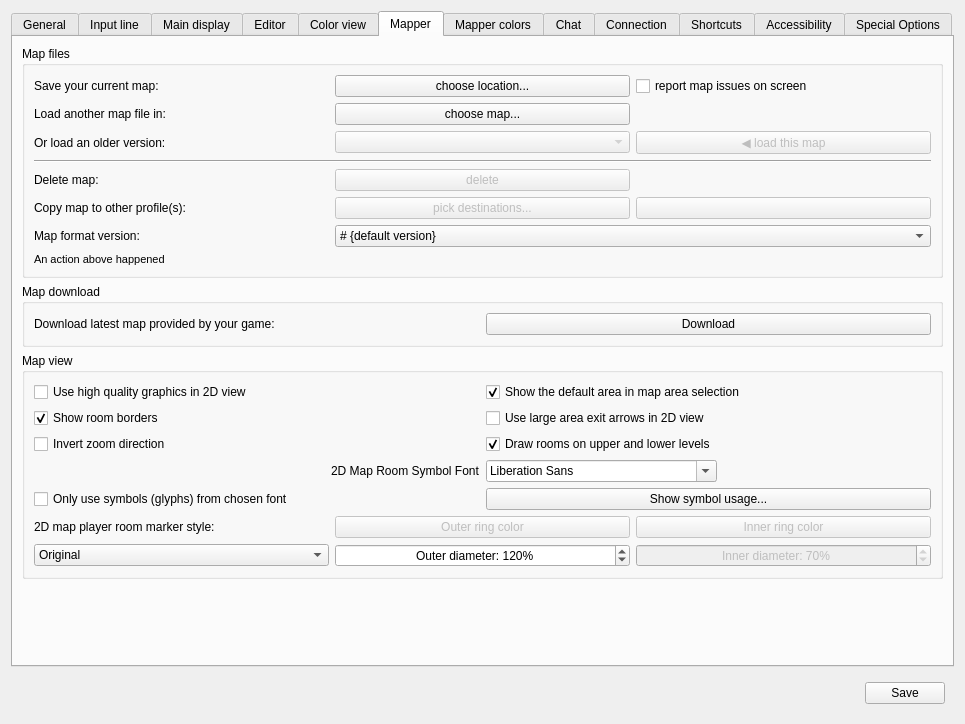
Qt form src/ui/profile_preferences.ui (Mudlet/Mudlet) before a commit.
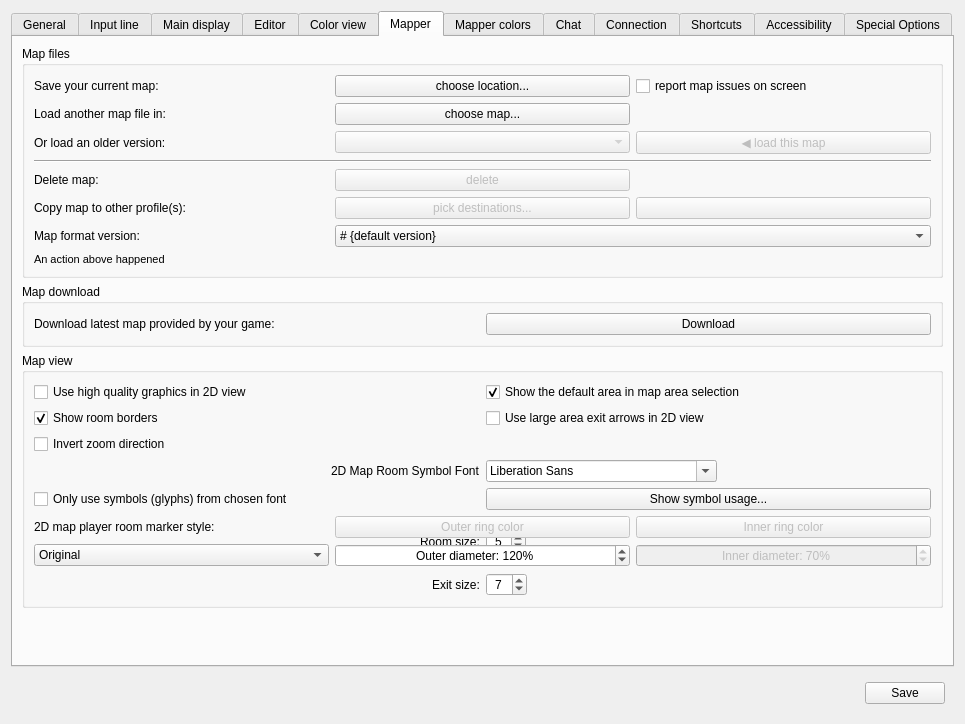
The same form after that commit. The open tabs and pages were chosen to show the change. Icons and pictures are not drawn. Custom widgets are drawn as their Qt base class.

Commit message: Move lvels options to UI

The edit to the form file:
```diff
--- a/src/ui/profile_preferences.ui
+++ b/src/ui/profile_preferences.ui
@@ -2489,19 +2489,6 @@
             </property>
            </widget>
           </item>
-          <item row="2" column="1">
-           <widget class="QCheckBox" name="checkBox_drawUpperLowerLevels">
-            <property name="toolTip">
-             <string>&lt;p&gt;When enabled, rooms on floors above and below the current level will be drawn with a lighter color to show the map layout context.&lt;/p&gt;</string>
-            </property>
-            <property name="text">
-             <string>Draw rooms on upper and lower levels</string>
-            </property>
-            <property name="checked">
-             <bool>true</bool>
-            </property>
-           </widget>
-          </item>
           <item row="3" column="0" alignment="Qt::AlignmentFlag::AlignRight">
            <widget class="QLabel" name="label_mapSymbolsFont">
             <property name="text">
@@ -2526,6 +2513,70 @@
             </property>
            </widget>
           </item>
+          <item row="5" column="0" alignment="Qt::AlignmentFlag::AlignRight">
+           <widget class="QLabel" name="label_roomSize">
+            <property name="text">
+             <string>Room size:</string>
+            </property>
+            <property name="buddy">
+             <cstring>spinBox_roomSize</cstring>
+            </property>
+           </widget>
+          </item>
+          <item row="5" column="1" alignment="Qt::AlignmentFlag::AlignLeft">
+           <widget class="QSpinBox" name="spinBox_roomSize">
+            <property name="sizePolicy">
+             <sizepolicy hsizetype="Preferred" vsizetype="Fixed">
+              <horstretch>0</horstretch>
+              <verstretch>0</verstretch>
+             </sizepolicy>
+            </property>
+            <property name="alignment">
+             <set>Qt::AlignCenter</set>
+            </property>
+            <property name="minimum">
+             <number>1</number>
+            </property>
+            <property name="maximum">
+             <number>11</number>
+            </property>
+            <property name="value">
+             <number>5</number>
+            </property>
+           </widget>
+          </item>
+          <item row="6" column="0" alignment="Qt::AlignmentFlag::AlignRight">
+           <widget class="QLabel" name="label_exitSize">
+            <property name="text">
+             <string>Exit size:</string>
+            </property>
+            <property name="buddy">
+             <cstring>spinBox_exitSize</cstring>
+            </property>
+           </widget>
+          </item>
+          <item row="6" column="1" alignment="Qt::AlignmentFlag::AlignLeft">
+           <widget class="QSpinBox" name="spinBox_exitSize">
+            <property name="sizePolicy">
+             <sizepolicy hsizetype="Preferred" vsizetype="Fixed">
+              <horstretch>0</horstretch>
+              <verstretch>0</verstretch>
+             </sizepolicy>
+            </property>
+            <property name="alignment">
+             <set>Qt::AlignCenter</set>
+            </property>
+            <property name="minimum">
+             <number>2</number>
+            </property>
+            <property name="maximum">
+             <number>20</number>
+            </property>
+            <property name="value">
+             <number>7</number>
+            </property>
+           </widget>
+          </item>
           <item row="5" column="0" colspan="2">
            <widget class="QWidget" name="widget_playerRoomStyle" native="true">
             <layout class="QGridLayout" name="gridLayout_widget_playerRoomStyle">
```
The commit also changes 6 other files.
